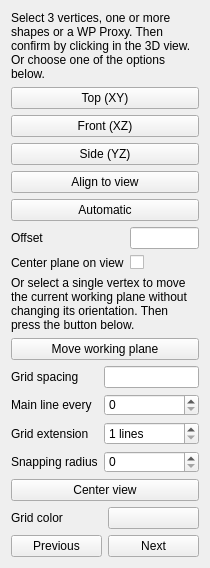
Old version of the form src/Mod/Draft/Resources/ui/TaskSelectPlane.ui in the repository southseact-3d/fcd.
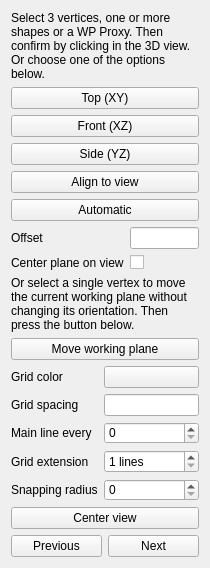
New version of the form. Custom widgets are drawn as their Qt base class.

Commit message:
Let param observer trigger grid color change
If you change the grid color in the preferences and cick the Apply button, the color of all grids is updated now. So you can experiment while the Preferences Editor is open.

I have kept but moved the grid color button in the Draft_SelectPlane task panel for now. So that both options can be tested.

```diff
--- a/src/Mod/Draft/Resources/ui/TaskSelectPlane.ui
+++ b/src/Mod/Draft/Resources/ui/TaskSelectPlane.ui
@@ -153,6 +153,16 @@
    </item>
    <item>
     <layout class="QGridLayout" name="gridLayout">
+     <item row="0" column="0">
+      <widget class="QLabel" name="label_9">
+       <property name="text">
+        <string>Grid color</string>
+       </property>
+      </widget>
+     </item>
+     <item row="0" column="1">
+      <widget class="Gui::ColorButton" name="buttonColor"/>
+     </item>
      <item row="1" column="0">
       <widget class="QLabel" name="label_3">
        <property name="toolTip">
@@ -243,20 +253,6 @@
      </property>
     </widget>
    </item>
-   <item>
-    <layout class="QGridLayout" name="gridLayout_4">
-     <item row="0" column="0">
-      <widget class="QLabel" name="label_9">
-       <property name="text">
-        <string>Grid color</string>
-       </property>
-      </widget>
-     </item>
-     <item row="0" column="1">
-      <widget class="Gui::ColorButton" name="buttonColor"/>
-     </item>
-    </layout>
-   </item>
    <item>
     <layout class="QGridLayout" name="gridLayout_3">
      <item row="0" column="0">
```
The commit also changes 2 other files.
